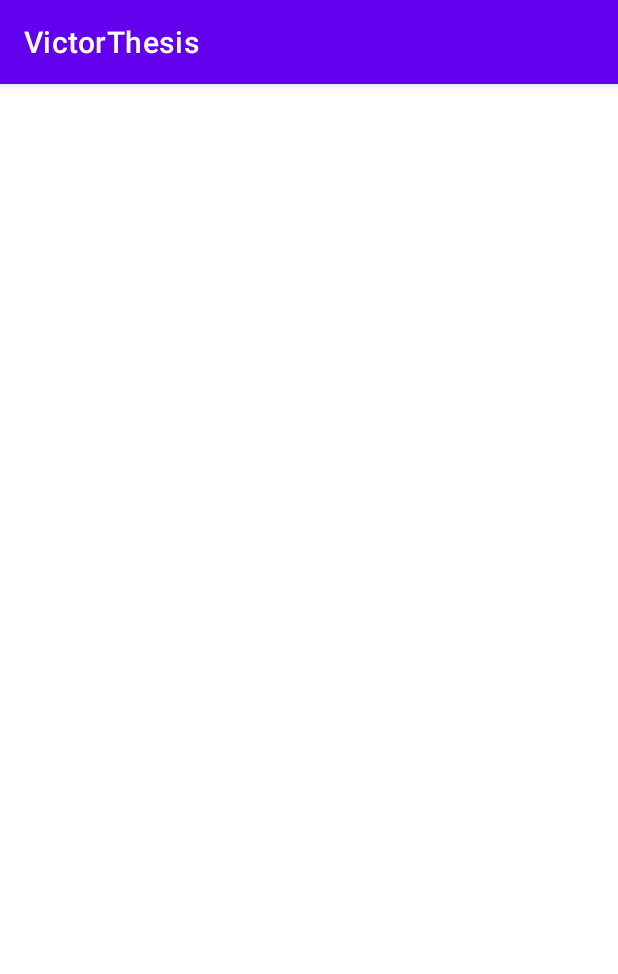
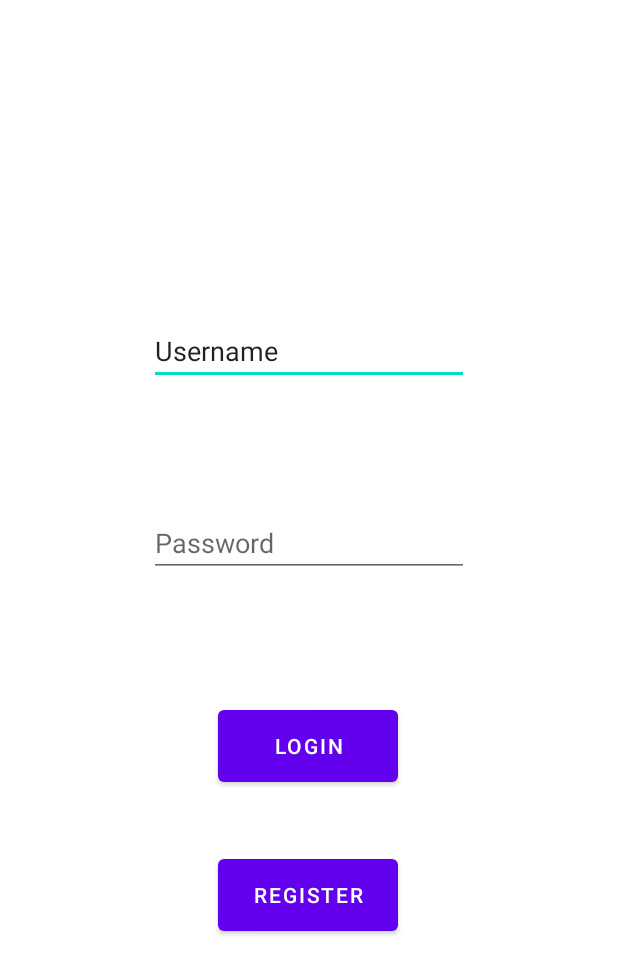
Before and after one commit to LeandroJLN/VictorThesis, an Android app: the screen it shows after launch (MainActivity before the commit, Login after it), on a phone screen of 412 x 824 dp. Shown: the top 974 px of the screen. Run offline under Robolectric (Android 15) with nearby library versions, the phone set to English and light mode, and no system bars.

Commit message:
VictorThesis

```diff
--- a/app/src/main/AndroidManifest.xml
+++ b/app/src/main/AndroidManifest.xml
@@ -10,14 +10,23 @@
         android:supportsRtl="true"
         android:theme="@style/Theme.VictorThesis">
         <activity
-            android:name=".MainActivity"
-            android:exported="true">
+            android:name=".Login"
+            android:exported="true" />
+        <activity
+            android:name=".splashscreen"
+            android:exported="true"
+            android:noHistory="true"
+            android:screenOrientation="portrait"
+            android:theme="@style/SplashStyle">
             <intent-filter>
                 <action android:name="android.intent.action.MAIN" />
 
                 <category android:name="android.intent.category.LAUNCHER" />
             </intent-filter>
         </activity>
+        <activity
+            android:name=".MainActivity"
+            android:exported="true"></activity>
     </application>
 
 </manifest>
--- /dev/null
+++ b/app/src/main/java/com/example/victorthesis/Login.java
@@ -0,0 +1,14 @@
+package com.example.victorthesis;
+
+import androidx.appcompat.app.AppCompatActivity;
+
+import android.os.Bundle;
+
+public class Login extends AppCompatActivity {
+
+    @Override
+    protected void onCreate(Bundle savedInstanceState) {
+        super.onCreate(savedInstanceState);
+        setContentView(R.layout.activity_login);
+    }
+}
--- /dev/null
+++ b/app/src/main/java/com/example/victorthesis/splashscreen.java
@@ -0,0 +1,18 @@
+package com.example.victorthesis;
+
+import androidx.appcompat.app.AppCompatActivity;
+
+import android.content.Intent;
+import android.os.Bundle;
+
+public class splashscreen extends AppCompatActivity {
+
+    @Override
+    protected void onCreate(Bundle savedInstanceState) {
+        super.onCreate(savedInstanceState);
+        startActivity(new Intent( this, Login.class));
+
+    }
+
+
+}
--- /dev/null
+++ b/app/src/main/res/drawable/splash_background.xml
@@ -0,0 +1,23 @@
+<?xml version="1.0" encoding="utf-8"?>
+<layer-list xmlns:android="http://schemas.android.com/apk/res/android">
+
+    <item
+        android:top = "0dp"
+        android:right = "0dp"
+        android:bottom="0dp"
+        android:left = "0dp"
+        android:drawable="@color/white"
+        ></item>
+    <item
+        android:drawable="@drawable/logopasado"
+        android:height="96dp"
+        android:width="96dp"
+        android:gravity="center"
+        ></item>
+
+
+
+
+
+
+</layer-list>
--- /dev/null
+++ b/app/src/main/res/layout/activity_login.xml
@@ -0,0 +1,56 @@
+<?xml version="1.0" encoding="utf-8"?>
+<androidx.constraintlayout.widget.ConstraintLayout xmlns:android="http://schemas.android.com/apk/res/android"
+    xmlns:app="http://schemas.android.com/apk/res-auto"
+    xmlns:tools="http://schemas.android.com/tools"
+    android:layout_width="match_parent"
+    android:layout_height="match_parent"
+    tools:context=".Login">
+
+    <Button
+        android:id="@+id/button"
+        android:layout_width="120dp"
+        android:layout_height="60dp"
+        android:text="Register"
+        app:layout_constraintBottom_toBottomOf="parent"
+        app:layout_constraintEnd_toEndOf="parent"
+        app:layout_constraintHorizontal_bias="0.498"
+        app:layout_constraintStart_toStartOf="parent"
+        app:layout_constraintTop_toTopOf="parent"
+        app:layout_constraintVertical_bias="0.742" />
+
+    <Button
+        android:id="@+id/button2"
+        android:layout_width="120dp"
+        android:layout_height="60dp"
+        android:text="login"
+        app:layout_constraintBottom_toTopOf="@+id/button"
+        app:layout_constraintEnd_toEndOf="parent"
+        app:layout_constraintHorizontal_bias="0.498"
+        app:layout_constraintStart_toStartOf="parent"
+        app:layout_constraintTop_toTopOf="parent"
+        app:layout_constraintVertical_bias="0.923" />
+
+    <EditText
+        android:id="@+id/Etext_username"
+        android:layout_width="wrap_content"
+        android:layout_height="wrap_content"
+        android:ems="10"
+        android:inputType="textPersonName"
+        android:text="Username"
+        app:layout_constraintBottom_toTopOf="@+id/button2"
+        app:layout_constraintEnd_toEndOf="parent"
+        app:layout_constraintStart_toStartOf="parent"
+        app:layout_constraintTop_toTopOf="parent" />
+
+    <EditText
+        android:id="@+id/Etext_password"
+        android:layout_width="wrap_content"
+        android:layout_height="wrap_content"
+        android:ems="10"
+        android:hint="Password"
+        android:inputType="textPassword"
+        app:layout_constraintBottom_toTopOf="@+id/button2"
+        app:layout_constraintEnd_toEndOf="parent"
+        app:layout_constraintStart_toStartOf="parent"
+        app:layout_constraintTop_toBottomOf="@+id/Etext_username" />
+</androidx.constraintlayout.widget.ConstraintLayout>
--- a/app/src/main/res/values-night/themes.xml
+++ b/app/src/main/res/values-night/themes.xml
@@ -1,6 +1,6 @@
 <resources xmlns:tools="http://schemas.android.com/tools">
     <!-- Base application theme. -->
-    <style name="Theme.VictorThesis" parent="Theme.MaterialComponents.DayNight.DarkActionBar">
+    <style name="Theme.VictorThesis" parent="Theme.MaterialComponents.DayNight.NoActionBar">
         <!-- Primary brand color. -->
         <item name="colorPrimary">@color/purple_200</item>
         <item name="colorPrimaryVariant">@color/purple_700</item>
@@ -13,4 +13,8 @@
         <item name="android:statusBarColor" tools:targetApi="l">?attr/colorPrimaryVariant</item>
         <!-- Customize your theme here. -->
     </style>
+    <style name="SplashStyle" parent ="Theme.AppCompat.NoActionBar">
+        <item name="android:windowBackground">@drawable/splash_background</item>
+
+    </style>
 </resources>
--- a/app/src/main/res/values/themes.xml
+++ b/app/src/main/res/values/themes.xml
@@ -1,6 +1,6 @@
 <resources xmlns:tools="http://schemas.android.com/tools">
     <!-- Base application theme. -->
-    <style name="Theme.VictorThesis" parent="Theme.MaterialComponents.DayNight.DarkActionBar">
+    <style name="Theme.VictorThesis" parent="Theme.MaterialComponents.DayNight.NoActionBar">
         <!-- Primary brand color. -->
         <item name="colorPrimary">@color/purple_500</item>
         <item name="colorPrimaryVariant">@color/purple_700</item>
@@ -13,4 +13,9 @@
         <item name="android:statusBarColor" tools:targetApi="l">?attr/colorPrimaryVariant</item>
         <!-- Customize your theme here. -->
     </style>
+    <style name="SplashStyle" parent ="Theme.AppCompat.NoActionBar">
+        <item name="android:windowBackground">@drawable/splash_background</item>
+
+    </style>
+
 </resources>
```
Also changed, not shown: app/src/main/res/drawable/logopasado.png (added).
